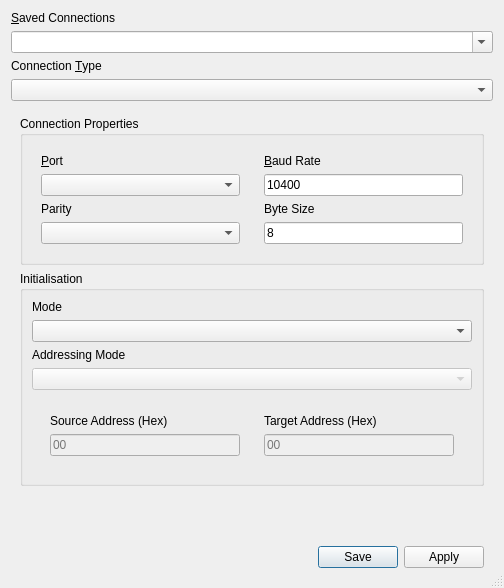
Before: the Qt Designer form ECUtool/ui/createconnectiondialog.ui in aidangrant9/ECUtool, drawn with Qt 5.
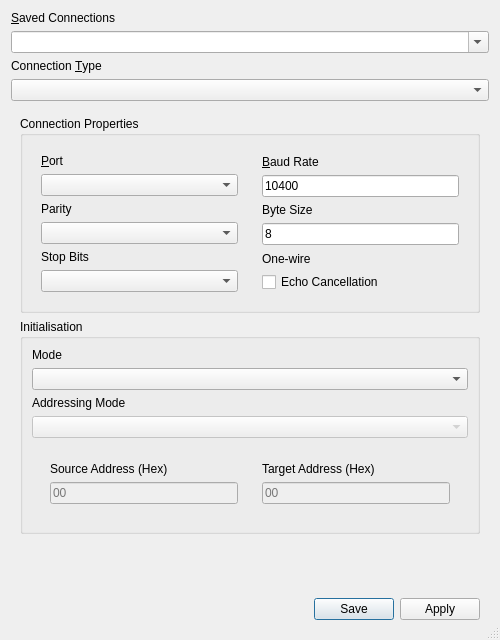
After: the same form once the commit is applied. Icons and pictures are not drawn.

```diff
--- a/ECUtool/ui/createconnectiondialog.ui
+++ b/ECUtool/ui/createconnectiondialog.ui
@@ -6,8 +6,8 @@
    <rect>
     <x>0</x>
     <y>0</y>
-    <width>504</width>
-    <height>588</height>
+    <width>500</width>
+    <height>640</height>
    </rect>
   </property>
   <property name="windowTitle">
@@ -131,6 +131,16 @@
                </property>
               </widget>
              </item>
+             <item>
+              <widget class="QLabel" name="label_11">
+               <property name="text">
+                <string>Stop Bits</string>
+               </property>
+              </widget>
+             </item>
+             <item>
+              <widget class="QComboBox" name="stopBitsCombo"/>
+             </item>
             </layout>
            </widget>
           </item>
@@ -183,6 +193,20 @@
                </property>
               </widget>
              </item>
+             <item>
+              <widget class="QLabel" name="label_12">
+               <property name="text">
+                <string>One-wire</string>
+               </property>
+              </widget>
+             </item>
+             <item>
+              <widget class="QCheckBox" name="oneWireCheck">
+               <property name="text">
+                <string>Echo Cancellation</string>
+               </property>
+              </widget>
+             </item>
             </layout>
            </widget>
           </item>
```
